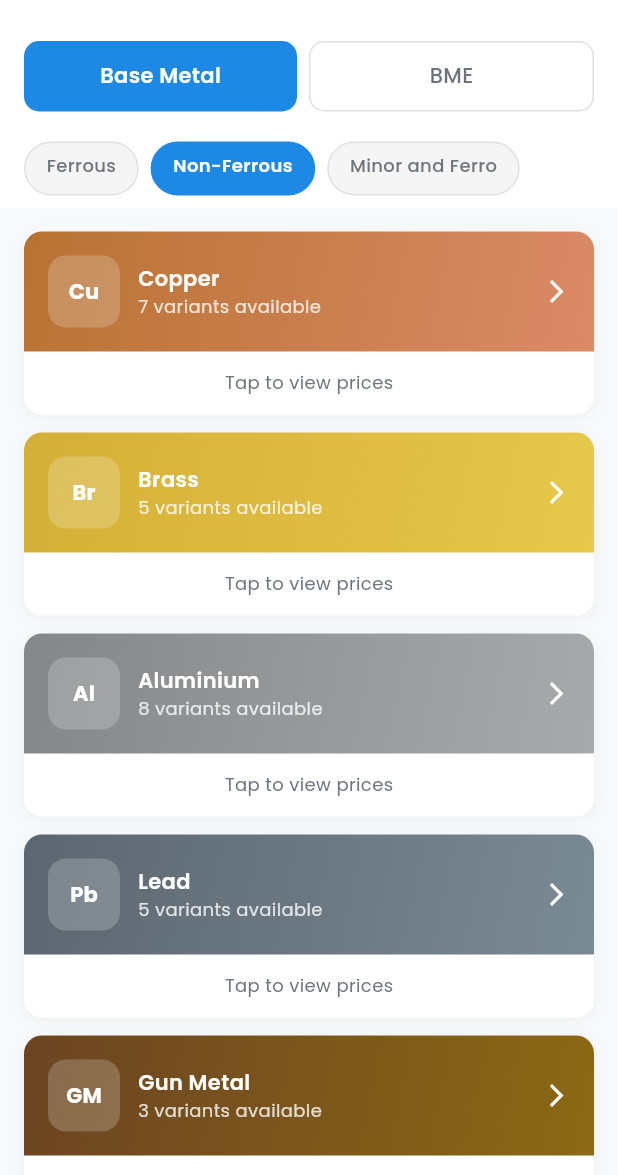
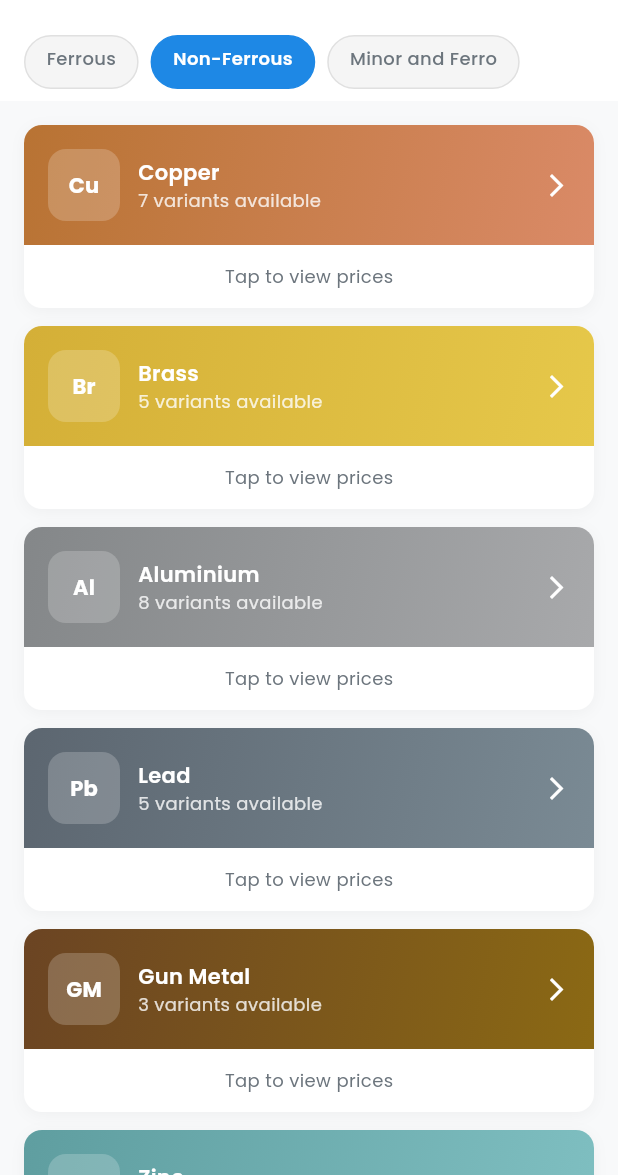
Before and after one commit to kingprasham/market_hub, a Flutter app: the SpotPriceScreen screen opened by its route, after a tap on "Non-Ferrous", on a phone screen of 412 x 824 dp, the part 61-1236 px from its top. Run offline on Flutter 3.47's test engine with Material 3 defaults, Android fonts, the light colour scheme and no system bars; our stand-ins replace carousel_slider, cloud_firestore, connectivity_plus, csv, device_info_plus, dio and 15 more; missing offline and left inert: syncfusion_flutter_pdfviewer; accounts and stored records are empty; network calls fail.

Commit message:
fix: Replace SBI/RBI GitHub source with Google Sheets; remove Base Metal & BME tabs from Spot screen
- forex_sheet_data.dart: Fix SBI/RBI column indices (SBI: cols 0-4, RBI: cols 6-10), add multi-format date parsing, filter invalid cells
- external_data_service.dart: Add debug logging to trace CSV parsing pipeline for forex sheet
- reference_rate_controller.dart: Update error message to remove outdated GitHub reference
- spot_price_screen.dart: Remove Base Metal and BME top-level tab bar; always show category filters (Ferrous/Non-Ferrous/Minor and Ferro)

```diff
--- a/lib/features/future/pages/reference_rate/controller/reference_rate_controller.dart
+++ b/lib/features/future/pages/reference_rate/controller/reference_rate_controller.dart
@@ -128,9 +128,8 @@ class ReferenceRateController extends GetxController {
         errorMessage.value = '';
       } else {
         hasError.value = true;
-        errorMessage.value = 'SBI TT Rates: Data source unavailable.\n'
-            'Source: github.com/sahilgupta/sbi-fx-ratekeeper\n\n'
-            'RBI Reference Rates: Market data proxy unavailable.';
+        errorMessage.value = 'Reference Rates Unavailable.\n'
+            'Could not fetch data from Google Sheets.';
         referenceRates.value = [];
         dataSource.value = 'No Data Available';
       }
--- a/lib/features/spot_price/ui/spot_price_screen.dart
+++ b/lib/features/spot_price/ui/spot_price_screen.dart
@@ -36,22 +36,8 @@ class SpotPriceScreen extends GetView<SpotPriceController> {
       ),
       body: Column(
         children: [
-          // Tab Bar
-          Container(
-            color: Colors.white,
-            padding: const EdgeInsets.symmetric(horizontal: 16, vertical: 12),
-            child: Obx(() => Row(
-              children: List.generate(
-                controller.tabs.length,
-                (index) => Expanded(child: _buildTabItem(index)),
-              ),
-            )),
-          ),
-
-          // Category Filter (Replaces City Filter for Base Metals)
-          Obx(() {
-            if (controller.selectedTabIndex.value == 0) {
-              return Column(
+          // Category Filter (Ferrous / Non-Ferrous / Minor and Ferro)
+          Obx(() => Column(
             children: [
               _buildCategoryFilter(),
               if (controller.selectedCategory.value == 'Ferrous')
@@ -59,11 +45,7 @@ class SpotPriceScreen extends GetView<SpotPriceController> {
               if (controller.selectedCategory.value == 'Minor and Ferro')
                 _buildMinorSubCategoryFilter(),
             ],
-              );
-            }
-            // Show City Filter only for BME or Legacy Non-Ferrous if needed
-            return _buildCityFilter();
-          }),
+          )),
 
           // Content
           Expanded(
@@ -74,7 +56,7 @@ class SpotPriceScreen extends GetView<SpotPriceController> {
 
               return AnimatedSwitcher(
                 duration: const Duration(milliseconds: 200),
-                child: _buildTabContent(),
+                child: _buildBaseMetalContent(),
               );
             }),
           ),
@@ -301,16 +283,7 @@ class SpotPriceScreen extends GetView<SpotPriceController> {
     );
   }
 
-  Widget _buildTabContent() {
-    switch (controller.selectedTabIndex.value) {
-      case 0:
-        return _buildBaseMetalContent();
-      case 1:
-        return _buildBmeContent();
-      default:
-        return const SizedBox.shrink();
-    }
-  }
+  // Tab content is now always base metal content (BME tab removed)
 
   Widget _buildBaseMetalContent() {
     return Obx(() {
```
Also changed, not shown: lib/core/services/external_data_service.dart (+25 -2 lines), lib/data/models/forex/forex_sheet_data.dart (+42 -27 lines). Lines whose indentation alone changed are shown as unchanged.
